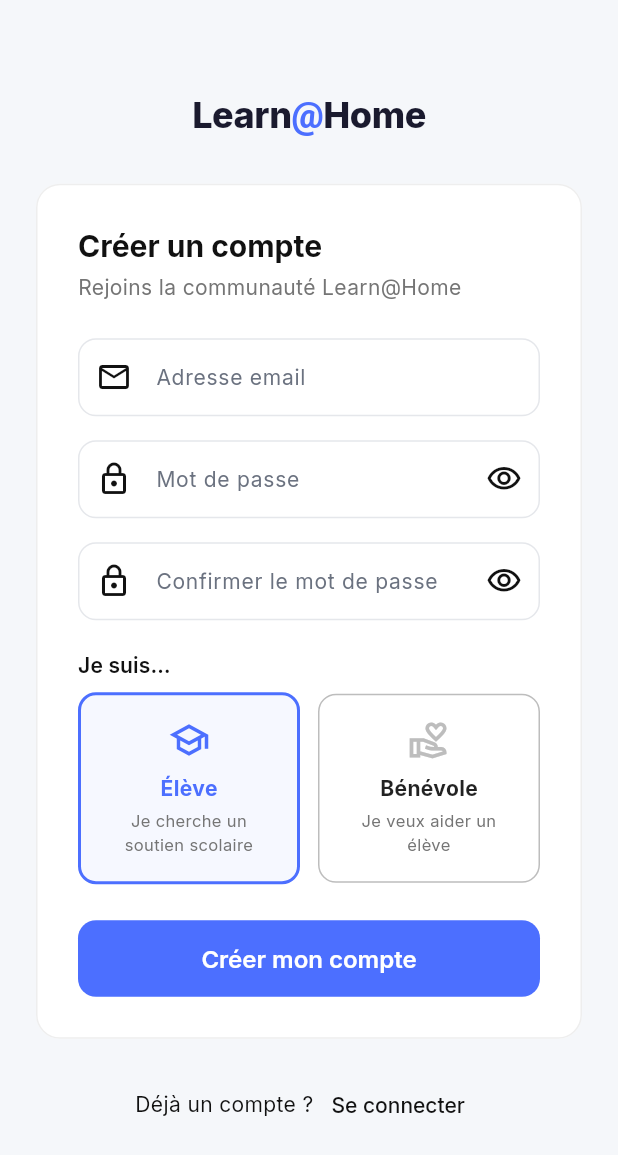
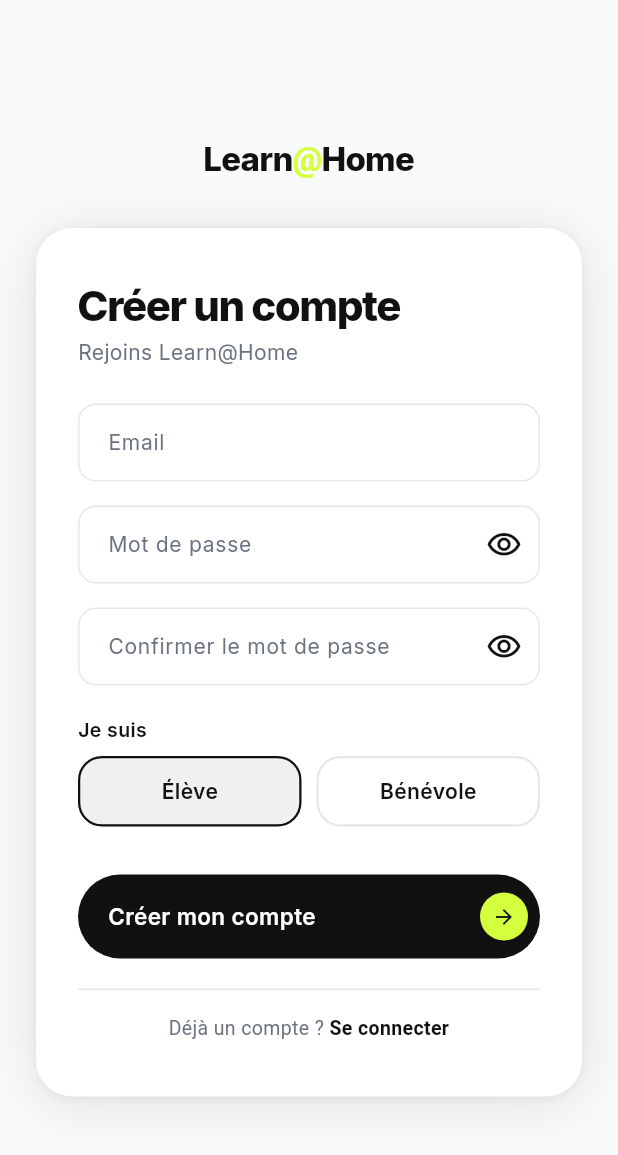
Before and after one commit to nboudmea/projet_web_m2, a Flutter app: the RegistrationScreen screen opened by its route, on a phone screen of 412 x 824 dp. Shown: the top 1155 px of the screen. Run offline on Flutter 3.47's test engine with Material 3 defaults, Android fonts, the phone set to English and light mode, and no system bars; our stand-ins replace cloud_firestore, firebase_auth, firebase_core, flutter_riverpod, go_router, google_fonts; accounts and stored records are empty; generated files the repository leaves out were written again.

Commit message:
style(flutter): login/register — alignement charte graphique Angular

```diff
--- a/flutter/lib/features/registration/screens/registration_screen.dart
+++ b/flutter/lib/features/registration/screens/registration_screen.dart
@@ -1,93 +1,74 @@
 import 'package:flutter/material.dart';
 import 'package:go_router/go_router.dart';
+import '../../../../core/theme/app_colors.dart';
+import '../../../../shared/widgets/auth_widgets.dart';
 import '../widgets/registration_form.dart';
 
 /// Écran d'inscription.
-/// Miroir de [RegistrationComponent] Angular.
+/// Miroir visuel de [RegistrationComponent] Angular — panneau droit (mobile-first).
 class RegistrationScreen extends StatelessWidget {
   const RegistrationScreen({super.key});
 
   @override
   Widget build(BuildContext context) {
     return Scaffold(
-      backgroundColor: const Color(0xFFF5F7FA),
+      backgroundColor: AppColors.background,
       body: SafeArea(
         child: Center(
           child: SingleChildScrollView(
-            padding: const EdgeInsets.symmetric(horizontal: 24, vertical: 32),
+            padding: const EdgeInsets.symmetric(horizontal: 24, vertical: 40),
             child: ConstrainedBox(
-              constraints: const BoxConstraints(maxWidth: 440),
+              constraints: const BoxConstraints(maxWidth: 460),
               child: Column(
                 crossAxisAlignment: CrossAxisAlignment.stretch,
                 children: [
-                  // ── Branding ─────────────────────────────────────────────
-                  RichText(
-                    textAlign: TextAlign.center,
-                    text: TextSpan(
-                      style: Theme.of(context)
-                          .textTheme
-                          .headlineMedium
-                          ?.copyWith(
-                            fontWeight: FontWeight.w800,
-                            color: const Color(0xFF1A1A2E),
-                          ),
-                      children: const [
-                        TextSpan(text: 'Learn'),
-                        TextSpan(
-                          text: '@',
-                          style: TextStyle(color: Color(0xFF4C6FFF)),
-                        ),
-                        TextSpan(text: 'Home'),
-                      ],
-                    ),
-                  ),
+                  // ── Logo ─────────────────────────────────────────────────
+                  const Center(child: AuthLogo()),
                   const SizedBox(height: 32),
 
-                  // ── Carte formulaire ──────────────────────────────────────
-                  Card(
-                    elevation: 0,
-                    shape: RoundedRectangleBorder(
-                      borderRadius: BorderRadius.circular(16),
-                      side: BorderSide(color: Colors.grey.shade200),
-                    ),
-                    child: Padding(
-                      padding: const EdgeInsets.all(28),
+                  // ── Carte auth ───────────────────────────────────────────
+                  AuthCard(
                     child: Column(
                       crossAxisAlignment: CrossAxisAlignment.stretch,
                       children: [
-                          Text(
-                            'Créer un compte',
-                            style: Theme.of(context)
-                                .textTheme
-                                .headlineSmall
-                                ?.copyWith(fontWeight: FontWeight.bold),
-                          ),
-                          const SizedBox(height: 4),
-                          Text(
-                            'Rejoins la communauté Learn@Home',
-                            style: Theme.of(context)
-                                .textTheme
-                                .bodyMedium
-                                ?.copyWith(color: Colors.grey.shade600),
+                        // En-tête
+                        const AuthHeader(
+                          title: 'Créer un compte',
+                          subtitle: 'Rejoins Learn\u0040Home',
                         ),
                         const SizedBox(height: 24),
+
+                        // Formulaire
                         const RegistrationForm(),
+
+                        // Pied de carte
+                        const SizedBox(height: 20),
+                        const AuthFooterDivider(),
+                        const SizedBox(height: 16),
+                        GestureDetector(
+                          onTap: () => context.go('/login'),
+                          child: Text.rich(
+                            TextSpan(
+                              text: 'Déjà un compte ? ',
+                              style: const TextStyle(
+                                fontSize: 13,
+                                color: AppColors.mutedForeground,
+                              ),
+                              children: const [
+                                TextSpan(
+                                  text: 'Se connecter',
+                                  style: TextStyle(
+                                    fontWeight: FontWeight.w700,
+                                    color: AppColors.foreground,
+                                  ),
+                                ),
                               ],
                             ),
+                            textAlign: TextAlign.center,
                           ),
                         ),
-
-                  // ── Lien vers connexion ───────────────────────────────────
-                  const SizedBox(height: 20),
-                  Row(
-                    mainAxisAlignment: MainAxisAlignment.center,
-                    children: [
-                      const Text('Déjà un compte ?'),
-                      TextButton(
-                        onPressed: () => context.go('/login'),
-                        child: const Text('Se connecter'),
+                      ],
                     ),
-                    ],
                   ),
                 ],
               ),
--- a/flutter/lib/features/registration/widgets/registration_form.dart
+++ b/flutter/lib/features/registration/widgets/registration_form.dart
@@ -1,6 +1,7 @@
 import 'package:firebase_auth/firebase_auth.dart';
 import 'package:flutter/material.dart';
 import 'package:flutter_riverpod/flutter_riverpod.dart';
+import '../../../core/theme/app_colors.dart';
 import '../../../core/providers/auth_providers.dart';
 import '../../../core/services/auth_service.dart';
 
@@ -79,10 +80,8 @@ class _RegistrationFormState extends ConsumerState<RegistrationForm> {
             keyboardType: TextInputType.emailAddress,
             textInputAction: TextInputAction.next,
             decoration: const InputDecoration(
-              labelText: 'Adresse email',
-              hintText: 'exemple@mail.com',
-              prefixIcon: Icon(Icons.email_outlined),
-              border: OutlineInputBorder(),
+              labelText: 'Email',
+              hintText: 'ton@email.com',
             ),
             validator: (v) {
               if (v == null || v.isEmpty) return 'L\'email est requis.';
@@ -100,8 +99,7 @@ class _RegistrationFormState extends ConsumerState<RegistrationForm> {
             textInputAction: TextInputAction.next,
             decoration: InputDecoration(
               labelText: 'Mot de passe',
-              prefixIcon: const Icon(Icons.lock_outlined),
-              border: const OutlineInputBorder(),
+              hintText: '••••••••',
               suffixIcon: IconButton(
                 icon: Icon(
                   _obscurePassword
@@ -130,8 +128,7 @@ class _RegistrationFormState extends ConsumerState<RegistrationForm> {
             onFieldSubmitted: (_) => _onSubmit(),
             decoration: InputDecoration(
               labelText: 'Confirmer le mot de passe',
-              prefixIcon: const Icon(Icons.lock_outlined),
-              border: const OutlineInputBorder(),
+              hintText: '••••••••',
               suffixIcon: IconButton(
                 icon: Icon(
                   _obscureConfirm
@@ -155,12 +152,14 @@ class _RegistrationFormState extends ConsumerState<RegistrationForm> {
           const SizedBox(height: 20),
 
           // ── Sélection du rôle ──────────────────────────────────────────────
-          Text(
-            'Je suis…',
-            style: Theme.of(context)
-                .textTheme
-                .labelLarge
-                ?.copyWith(fontWeight: FontWeight.w600),
+          const Text(
+            'Je suis',
+            style: TextStyle(
+              fontSize: 13,
+              fontWeight: FontWeight.w600,
+              color: AppColors.foreground,
+              fontFamily: 'Inter',
+            ),
           ),
           const SizedBox(height: 8),
           _RoleSelector(
@@ -170,25 +169,47 @@ class _RegistrationFormState extends ConsumerState<RegistrationForm> {
           const SizedBox(height: 24),
 
           // ── Bouton d'inscription ───────────────────────────────────────────
-          FilledButton(
-            onPressed: _isLoading ? null : _onSubmit,
-            style: FilledButton.styleFrom(
-              padding: const EdgeInsets.symmetric(vertical: 16),
-              backgroundColor: const Color(0xFF4C6FFF),
+          const SizedBox(height: 8),
+          GestureDetector(
+            onTap: _isLoading ? null : _onSubmit,
+            child: Opacity(
+              opacity: _isLoading ? 0.5 : 1.0,
+              child: Container(
+                padding: const EdgeInsets.only(
+                    left: 20, right: 8, top: 12, bottom: 12),
+                decoration: BoxDecoration(
+                  color: AppColors.foreground,
+                  borderRadius: BorderRadius.circular(999),
+                ),
+                child: Row(
+                  mainAxisAlignment: MainAxisAlignment.spaceBetween,
+                  children: [
+                    Text(
+                      _isLoading ? 'Création...' : 'Créer mon compte',
+                      style: const TextStyle(
+                        color: Colors.white,
+                        fontSize: 15,
+                        fontWeight: FontWeight.w600,
+                        fontFamily: 'Inter',
+                      ),
+                    ),
+                    Container(
+                      width: 32,
+                      height: 32,
+                      decoration: const BoxDecoration(
+                        color: AppColors.accent,
+                        shape: BoxShape.circle,
+                      ),
+                      child: const Icon(
+                        Icons.arrow_forward,
+                        color: AppColors.accentForeground,
+                        size: 16,
+                      ),
+                    ),
+                  ],
+                ),
+              ),
             ),
-            child: _isLoading
-                ? const SizedBox(
-                    height: 20,
-                    width: 20,
-                    child: CircularProgressIndicator(
-                      strokeWidth: 2,
-                      color: Colors.white,
-                    ),
-                  )
-                : const Text(
-                    'Créer mon compte',
-                    style: TextStyle(fontSize: 16, fontWeight: FontWeight.w600),
-                  ),
           ),
         ],
       ),
@@ -211,18 +232,14 @@ class _RoleSelector extends StatelessWidget {
         Expanded(
           child: _RoleTile(
             label: 'Élève',
-            description: 'Je cherche un soutien scolaire',
-            icon: Icons.school_outlined,
             selected: value == 'eleve',
             onTap: () => onChanged('eleve'),
           ),
         ),
-        const SizedBox(width: 12),
+        const SizedBox(width: 10),
         Expanded(
           child: _RoleTile(
             label: 'Bénévole',
-            description: 'Je veux aider un élève',
-            icon: Icons.volunteer_activism_outlined,
             selected: value == 'benevole',
             onTap: () => onChanged('benevole'),
           ),
@@ -235,50 +252,44 @@ class _RoleSelector extends StatelessWidget {
 class _RoleTile extends StatelessWidget {
   const _RoleTile({
     required this.label,
-    required this.description,
-    required this.icon,
     required this.selected,
     required this.onTap,
   });
 
   final String label;
-  final String description;
-  final IconData icon;
   final bool selected;
   final VoidCallback onTap;
 
   @override
   Widget build(BuildContext context) {
-    final color = selected ? const Color(0xFF4C6FFF) : Colors.grey.shade400;
+    final borderColor =
+        selected ? AppColors.foreground : AppColors.input;
+    final bgColor =
+        selected ? const Color(0xFFF0F0F0) : Colors.transparent;
 
     return GestureDetector(
       onTap: onTap,
       child: AnimatedContainer(
-        duration: const Duration(milliseconds: 200),
-        padding: const EdgeInsets.all(16),
+        duration: const Duration(milliseconds: 150),
+        padding:
+            const EdgeInsets.symmetric(horizontal: 16, vertical: 12),
         decoration: BoxDecoration(
-          borderRadius: BorderRadius.circular(12),
-          border: Border.all(color: color, width: selected ? 2 : 1),
-          color: selected
-              ? const Color(0xFF4C6FFF).withAlpha(13)
-              : Colors.transparent,
+          borderRadius: BorderRadius.circular(16),
+          border: Border.all(
+              color: borderColor, width: selected ? 1.5 : 1.5),
+          color: bgColor,
         ),
-        child: Column(
+        child: Row(
+          mainAxisAlignment: MainAxisAlignment.center,
           children: [
-            Icon(icon, color: color, size: 28),
-            const SizedBox(height: 8),
             Text(
               label,
               style: TextStyle(
-                fontWeight: FontWeight.bold,
-                color: selected ? const Color(0xFF4C6FFF) : Colors.black87,
+                fontSize: 14,
+                fontWeight: FontWeight.w600,
+                fontFamily: 'Inter',
+                color: AppColors.foreground,
               ),
-            ),
-            const SizedBox(height: 4),
-            Text(
-              description,
-              style: TextStyle(fontSize: 11, color: Colors.grey.shade600),
-              textAlign: TextAlign.center,
             ),
           ],
         ),
--- /dev/null
+++ b/flutter/lib/shared/widgets/auth_widgets.dart
@@ -0,0 +1,102 @@
+import 'package:flutter/material.dart';
+import '../../core/theme/app_colors.dart';
+
+/// Logo "Learn@Home" avec le @ en Vert Lime.
+class AuthLogo extends StatelessWidget {
+  const AuthLogo({super.key});
+
+  @override
+  Widget build(BuildContext context) {
+    return RichText(
+      text: const TextSpan(
+        style: TextStyle(
+          fontFamily: 'Inter',
+          fontSize: 22,
+          fontWeight: FontWeight.w800,
+          letterSpacing: -0.5,
+          color: AppColors.foreground,
+        ),
+        children: [
+          TextSpan(text: 'Learn'),
+          TextSpan(text: '@', style: TextStyle(color: AppColors.accent)),
+          TextSpan(text: 'Home'),
+        ],
+      ),
+    );
+  }
+}
+
+/// Carte blanche avec coins arrondis et ombre douce — contenant du formulaire.
+class AuthCard extends StatelessWidget {
+  const AuthCard({super.key, required this.child});
+  final Widget child;
+
+  @override
+  Widget build(BuildContext context) {
+    return Container(
+      padding: const EdgeInsets.symmetric(horizontal: 28, vertical: 36),
+      decoration: BoxDecoration(
+        color: AppColors.surface,
+        borderRadius: BorderRadius.circular(24),
+        boxShadow: const [
+          BoxShadow(
+            color: Color(0x1A000000),
+            blurRadius: 32,
+            offset: Offset(0, 4),
+          ),
+          BoxShadow(
+            color: Color(0x0F000000),
+            blurRadius: 4,
+            offset: Offset(0, 1),
+          ),
+        ],
+      ),
+      child: child,
+    );
+  }
+}
+
+/// En-tête de carte auth : titre (28px, w800) + sous-titre muted.
+class AuthHeader extends StatelessWidget {
+  const AuthHeader({super.key, required this.title, required this.subtitle});
+  final String title;
+  final String subtitle;
+
+  @override
+  Widget build(BuildContext context) {
+    return Column(
+      crossAxisAlignment: CrossAxisAlignment.start,
+      children: [
+        Text(
+          title,
+          style: const TextStyle(
+            fontFamily: 'Inter',
+            fontSize: 28,
+            fontWeight: FontWeight.w800,
+            letterSpacing: -1.0,
+            height: 1.1,
+            color: AppColors.foreground,
+          ),
+        ),
+        const SizedBox(height: 6),
+        Text(
+          subtitle,
+          style: const TextStyle(
+            fontSize: 14,
+            color: AppColors.mutedForeground,
+          ),
+        ),
+      ],
+    );
+  }
+}
+
+/// Séparateur horizontal fin utilisé dans le pied de la carte auth.
+class AuthFooterDivider extends StatelessWidget {
+  const AuthFooterDivider({super.key});
+
+  @override
+  Widget build(BuildContext context) {
+    return Container(height: 1, color: AppColors.input);
+  }
+}
```
Also changed, not shown: flutter/lib/features/login/screens/login_screen.dart (+40 -75 lines), flutter/lib/features/login/widgets/login_form.dart (+57 -32 lines). Lines whose indentation alone changed are shown as unchanged.
